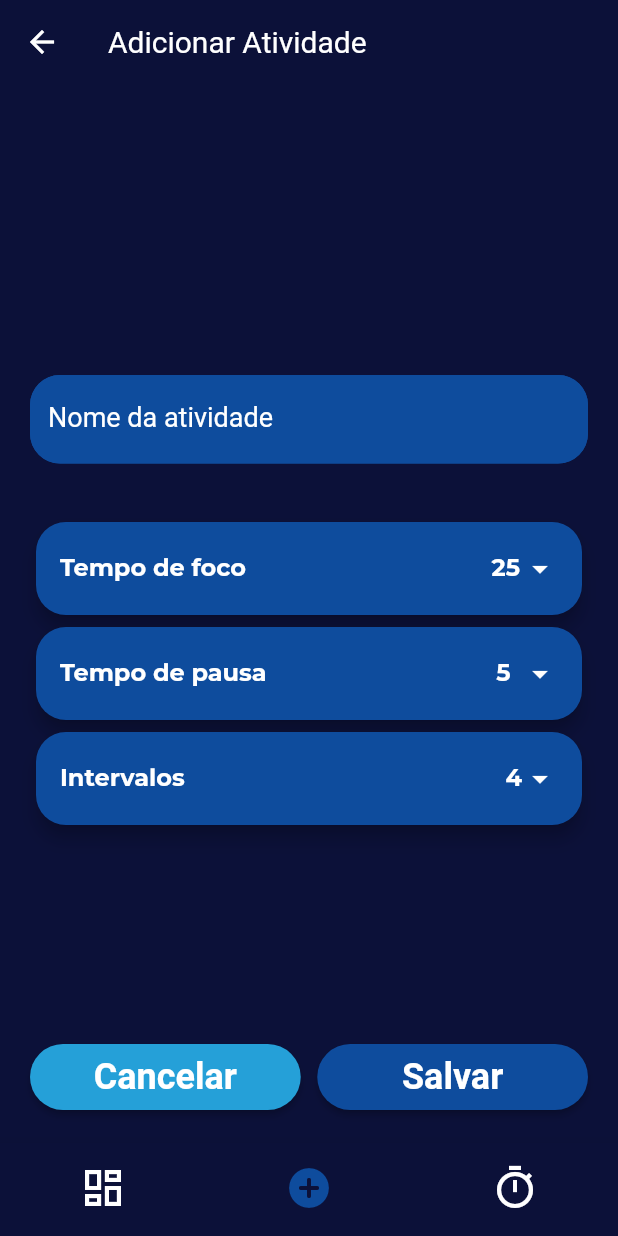
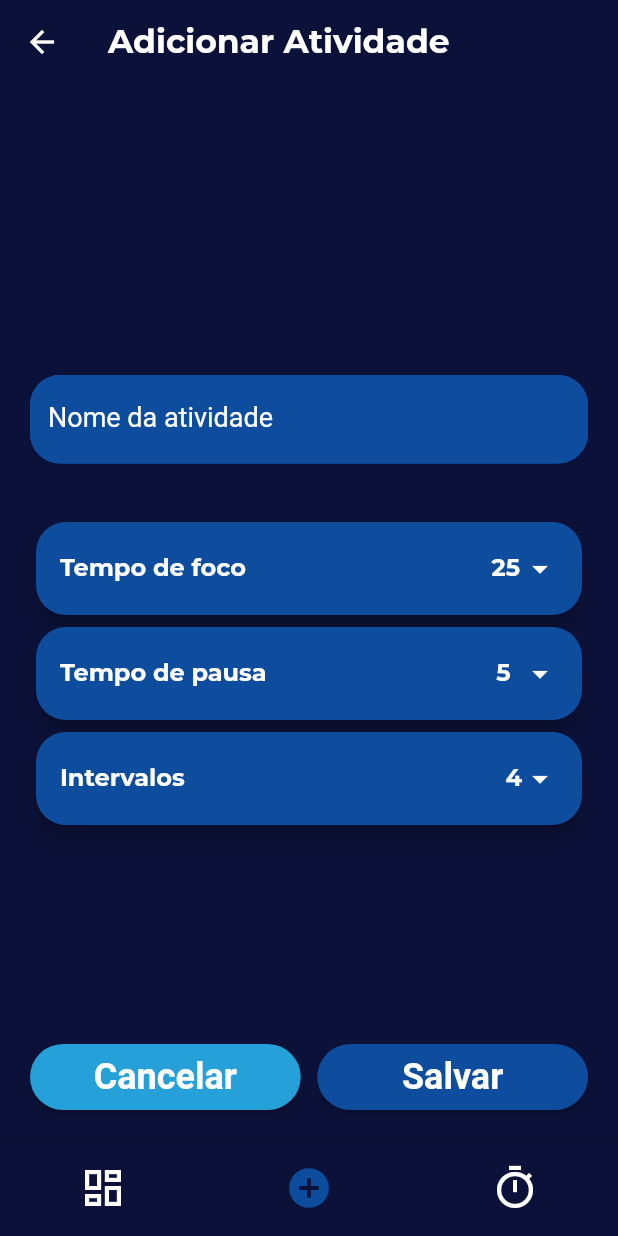
Before and after one commit to yurilima7/pomodoro, a Flutter app: the Bar screen opened directly, item 2 of the bottom bar chosen, on a phone screen of 412 x 824 dp. Run offline on Flutter 3.47's test engine with Material 2 defaults, Android fonts, the phone set to English and light mode, and no system bars; our stand-ins replace flutter_svg, shared_preferences, sqflite; missing offline and left inert: validatorless; accounts and stored records are empty.

Commit message:
Estilo do AppBar

```diff
--- a/lib/app/views/bar.dart
+++ b/lib/app/views/bar.dart
@@ -1,4 +1,5 @@
 import 'package:flutter/material.dart';
+import 'package:pomodoro/app/core/styles/text_styles.dart';
 import 'package:pomodoro/app/views/activities_screen/activities.dart';
 import 'package:pomodoro/app/views/add_screen/add_activity.dart';
 import 'package:pomodoro/app/views/home_screen/home.dart';
@@ -28,7 +29,10 @@ class _BarState extends State<Bar> {
   Widget build(BuildContext context) {
     return Scaffold(
       appBar: AppBar(
-        title: Text(_screen[_selectedIndex]['titulo']),
+        title: Text(
+          _screen[_selectedIndex]['titulo'],
+          style: context.textStyles.titleSecondary,
+        ),
       ),
 
       body: _screen[_selectedIndex]['screen'],
```
